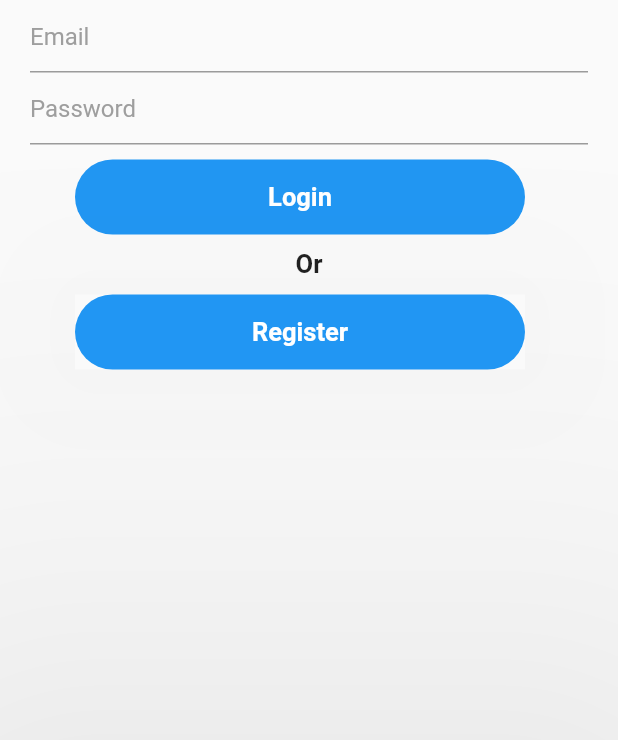
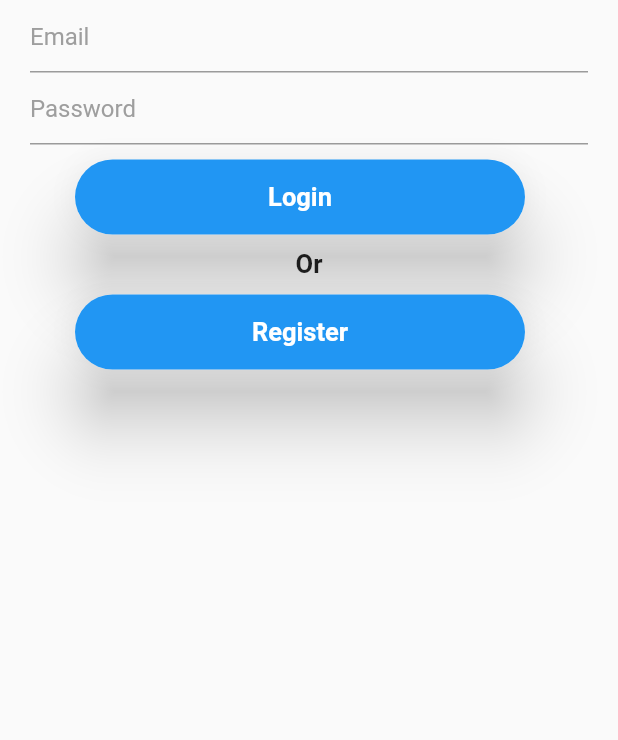
Before and after one commit to adeelghumman/Kapra_Cart, a Flutter app: the loginScreen screen opened directly, on a phone screen of 412 x 824 dp, the part 496-1236 px from its top. Run offline on Flutter 3.47's test engine with Material 2 defaults, Android fonts, the phone set to English and light mode, and no system bars.

Commit message:
1/13/2021 commit

```diff
--- a/kapra_cart/lib/ModelClasses/roleOfUser.dart
+++ b/kapra_cart/lib/ModelClasses/roleOfUser.dart
@@ -1,6 +1,5 @@
 class roleOfUser {
   String currentRoleOfUser;
-  String ghumman;
 
   roleOfUser(String currentRoleOfUser) {
     this.currentRoleOfUser = currentRoleOfUser;
--- a/kapra_cart/lib/loginScreen.dart
+++ b/kapra_cart/lib/loginScreen.dart
@@ -1,4 +1,5 @@
 import 'package:flutter/material.dart';
+import 'package:kapra_cart/BuyerDashboard/buyerRegister.dart';
 import 'package:kapra_cart/ModelClasses/roleOfUser.dart';
 
 class loginScreen extends StatefulWidget {
@@ -49,6 +50,9 @@ class _loginScreenState extends State<loginScreen> {
                 Padding(
                   padding: const EdgeInsets.symmetric(
                       horizontal: 30.0, vertical: 10),
+                  child: Material(
+                    elevation: 20,
+                    borderRadius: BorderRadius.circular(50),
                     child: Container(
                       width: 300,
                       height: 50,
@@ -65,6 +69,7 @@ class _loginScreenState extends State<loginScreen> {
                       ),
                     ),
                   ),
+                ),
                 Center(
                   child: Text("Or",
                       style: TextStyle(
@@ -76,7 +81,19 @@ class _loginScreenState extends State<loginScreen> {
                   padding: const EdgeInsets.symmetric(
                       horizontal: 30.0, vertical: 10),
                   child: Material(
-                    elevation: 200,
+                    elevation: 20,
+                    borderRadius: BorderRadius.circular(50),
+                    child: GestureDetector(
+                      onTap: () {
+                        if (widget.userRole.currentRoleOfUser == "Buyer") {
+                          Navigator.push(
+                              context,
+                              MaterialPageRoute(
+                                builder: (context) => buyerRegiterScreen(),
+                              ));
+                        }
+                        ;
+                      },
                       child: Container(
                         width: 300,
                         height: 50,
@@ -93,6 +110,7 @@ class _loginScreenState extends State<loginScreen> {
                         ),
                       ),
                     ),
+                  ),
                 )
               ],
             )),
```
Also changed, not shown: kapra_cart/lib/BuyerDashboard/buyerRegister.dart (+15 -3 lines), kapra_cart/Asset/register.jpg (deleted), kapra_cart/Asset/register.png (added). Lines whose indentation alone changed are shown as unchanged.
